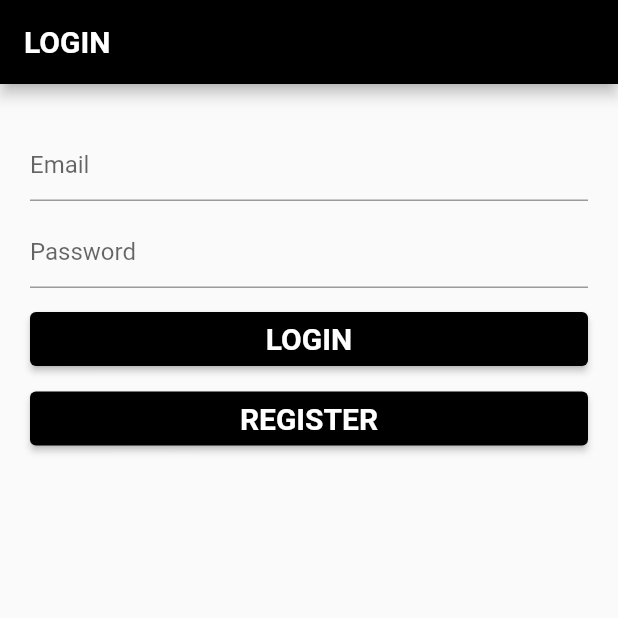
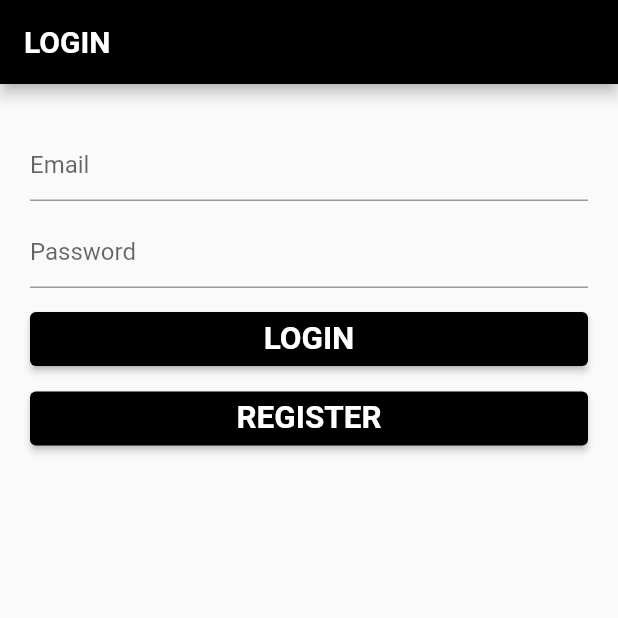
Before and after one commit to NermenAhmed/my-project, a Flutter app: the screen it shows after launch, on a phone screen of 412 x 824 dp, the top half of it. Run offline on Flutter 3.47's test engine with Material 2 defaults, Android fonts, the phone set to English and light mode, and no system bars; our stand-ins replace dio, flutter_bloc, shared_preferences.

Commit message:
new  commit

```diff
--- a/lib/login/view.dart
+++ b/lib/login/view.dart
@@ -82,7 +82,7 @@ class LoginView extends StatelessWidget {
                           return  ElevatedButton(
                               style: ButtonStyle(backgroundColor:MaterialStateProperty.all(Colors.black) ),
                               onPressed:cubit.login,
-                              child: Text("LOGIN",style: TextStyle(fontWeight: FontWeight.bold,fontSize: 20)));
+                              child: Text("LOGIN",style: TextStyle(fontWeight: FontWeight.bold,fontSize: 21)));
                         }
 
 
@@ -96,7 +96,8 @@ class LoginView extends StatelessWidget {
                       child: ElevatedButton(
                           style: ButtonStyle(backgroundColor:MaterialStateProperty.all(Colors.black) ),
                           onPressed:(){Navigator.of(context).push(MaterialPageRoute(builder: (context)=>  RegisterView()));},
-                          child: Text("REGISTER",style: TextStyle(fontWeight: FontWeight.bold,fontSize: 20),)),)
+                          child: Text("REGISTER",style: TextStyle(fontWeight: FontWeight.bold,fontSize: 21),)),)
+
 
 
                   ],
```
